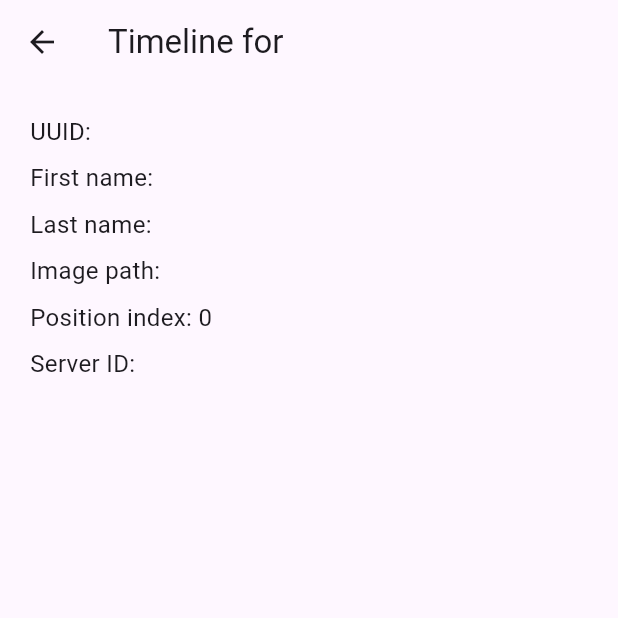
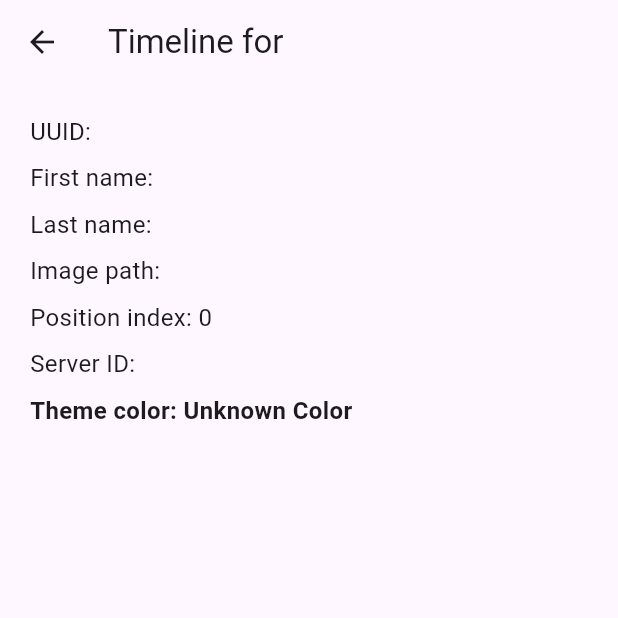
Before and after one commit to unearthcreator/barnbok2, a Flutter app: the TimelineScreen screen opened directly with empty values, on a phone screen of 412 x 824 dp, the top half of it. Run offline on Flutter 3.47's test engine with Material 3 defaults, Android fonts, the phone set to English and light mode, and no system bars; our stand-ins replace hive, hive_flutter, image_cropper, image_picker, logger, shared_preferences; accounts and stored records are empty.

Commit message:
Working theme selection

```diff
--- a/lib/features/timeline_screens/first_time_timeline_screen.dart
+++ b/lib/features/timeline_screens/first_time_timeline_screen.dart
@@ -36,9 +36,13 @@ class _FirstTimelineScreenState extends State<FirstTimelineScreen> with SingleTi
     super.dispose();
   }
 
-  Future<void> _completeTutorialAndContinue(BuildContext context) async {
+    Future<void> _completeTutorialAndContinue(BuildContext context) async {
     final prefs = await SharedPreferences.getInstance();
     await prefs.setBool('hasSeenTimelineTutorial', true);
+
+    // Update cardInfo's theme color
+    widget.cardInfo.themeColorValue = _selectedColor.value;
+    await widget.cardInfo.save(); // <-- Important: save changes to Hive
 
     Navigator.pushReplacement(
       context,
--- a/lib/features/timeline_screens/timeline_screen.dart
+++ b/lib/features/timeline_screens/timeline_screen.dart
@@ -5,6 +5,29 @@ class TimelineScreen extends StatelessWidget {
   final CardInfo cardInfo;
 
   const TimelineScreen({super.key, required this.cardInfo});
+
+  String getThemeColorName(int colorValue) {
+    switch (colorValue) {
+      case 0xFF03A9F4:
+        return 'Light Blue';
+      case 0xFFE91E63:
+        return 'Pink';
+      case 0xFF9C27B0:
+        return 'Purple';
+      case 0xFF4CAF50:
+        return 'Green';
+      case 0xFFF44336:
+        return 'Red';
+      case 0xFFFF9800:
+        return 'Orange';
+      case 0xFF2196F3:
+        return 'Blue';
+      case 0xFF000000:
+        return 'Black';
+      default:
+        return 'Unknown Color';
+    }
+  }
 
   @override
   Widget build(BuildContext context) {
@@ -15,17 +38,20 @@ class TimelineScreen extends StatelessWidget {
         child: Column(
           crossAxisAlignment: CrossAxisAlignment.start,
           children: [
-            Text('UUID: ${cardInfo.uniqueId}', style: TextStyle(fontSize: 16)),
-            SizedBox(height: 8),
-            Text('First name: ${cardInfo.surname}', style: TextStyle(fontSize: 16)),
-            SizedBox(height: 8),
-            Text('Last name: ${cardInfo.lastName ?? 'N/A'}', style: TextStyle(fontSize: 16)),
-            SizedBox(height: 8),
-            Text('Image path: ${cardInfo.imagePath}', style: TextStyle(fontSize: 16)),
-            SizedBox(height: 8),
-            Text('Position index: ${cardInfo.positionIndex}', style: TextStyle(fontSize: 16)),
-            SizedBox(height: 8),
-            Text('Server ID: ${cardInfo.serverId ?? 'N/A'}', style: TextStyle(fontSize: 16)),
+            Text('UUID: ${cardInfo.uniqueId}', style: const TextStyle(fontSize: 16)),
+            const SizedBox(height: 8),
+            Text('First name: ${cardInfo.surname}', style: const TextStyle(fontSize: 16)),
+            const SizedBox(height: 8),
+            Text('Last name: ${cardInfo.lastName ?? 'N/A'}', style: const TextStyle(fontSize: 16)),
+            const SizedBox(height: 8),
+            Text('Image path: ${cardInfo.imagePath}', style: const TextStyle(fontSize: 16)),
+            const SizedBox(height: 8),
+            Text('Position index: ${cardInfo.positionIndex}', style: const TextStyle(fontSize: 16)),
+            const SizedBox(height: 8),
+            Text('Server ID: ${cardInfo.serverId ?? 'N/A'}', style: const TextStyle(fontSize: 16)),
+            const SizedBox(height: 8),
+            Text('Theme color: ${getThemeColorName(cardInfo.themeColorValue)}',
+                style: const TextStyle(fontSize: 16, fontWeight: FontWeight.bold)),
           ],
         ),
       ),
```
